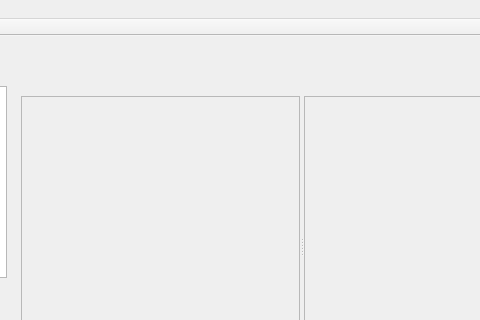
j71200/DentistHelper, file mainwindow.ui: the form before one commit; both pictures show x 259 to 739 and y 0 to 320 of the 864 by 541 pixel window.
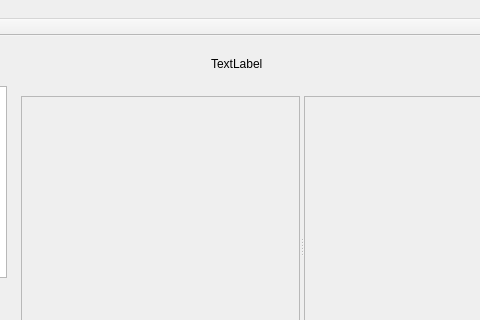
The form after the commit.

Commit message: Images can be shown through clicking treeView

Patch:
```diff
--- a/mainwindow.ui
+++ b/mainwindow.ui
@@ -129,6 +129,20 @@
      </widget>
     </widget>
    </widget>
+   <widget class="QLabel" name="patientNameLabel">
+    <property name="geometry">
+     <rect>
+      <x>470</x>
+      <y>20</y>
+      <width>59</width>
+      <height>16</height>
+     </rect>
+    </property>
+    <property name="text">
+     <string>TextLabel</string>
+    </property>
+   </widget>
+   <zorder>splitter</zorder>
    <zorder>changeLeftButton</zorder>
    <zorder>changeRightButton</zorder>
    <zorder>testLabel</zorder>
```
Left out of the diff: 11 changed lines with no effect on the pictures. The commit also changes 2 other files.
